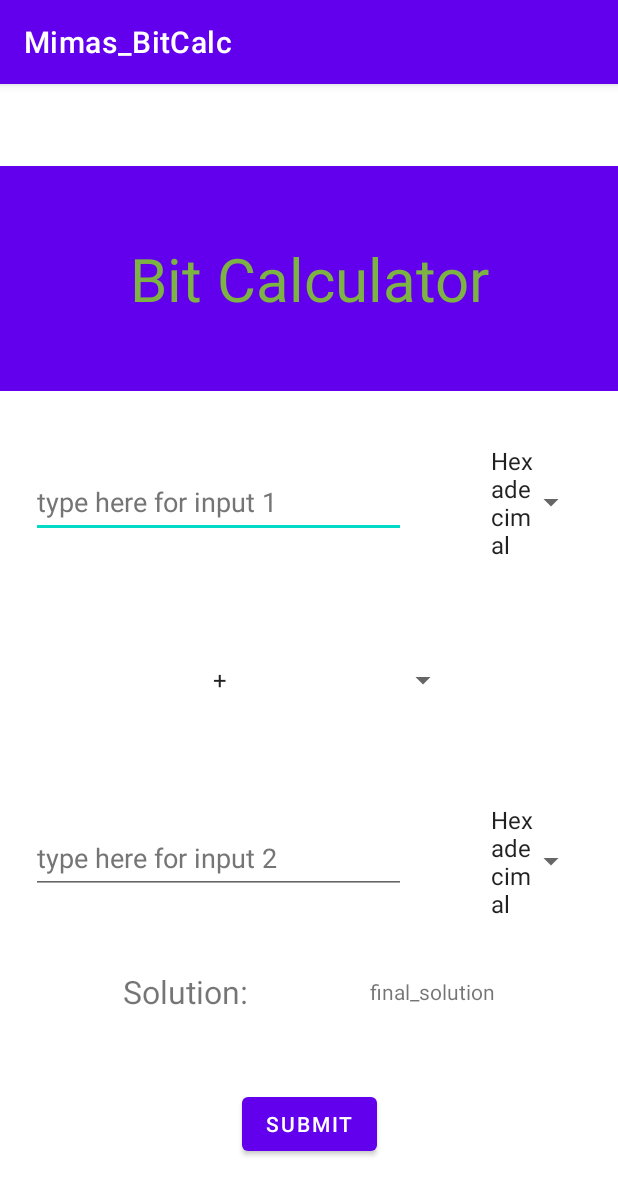
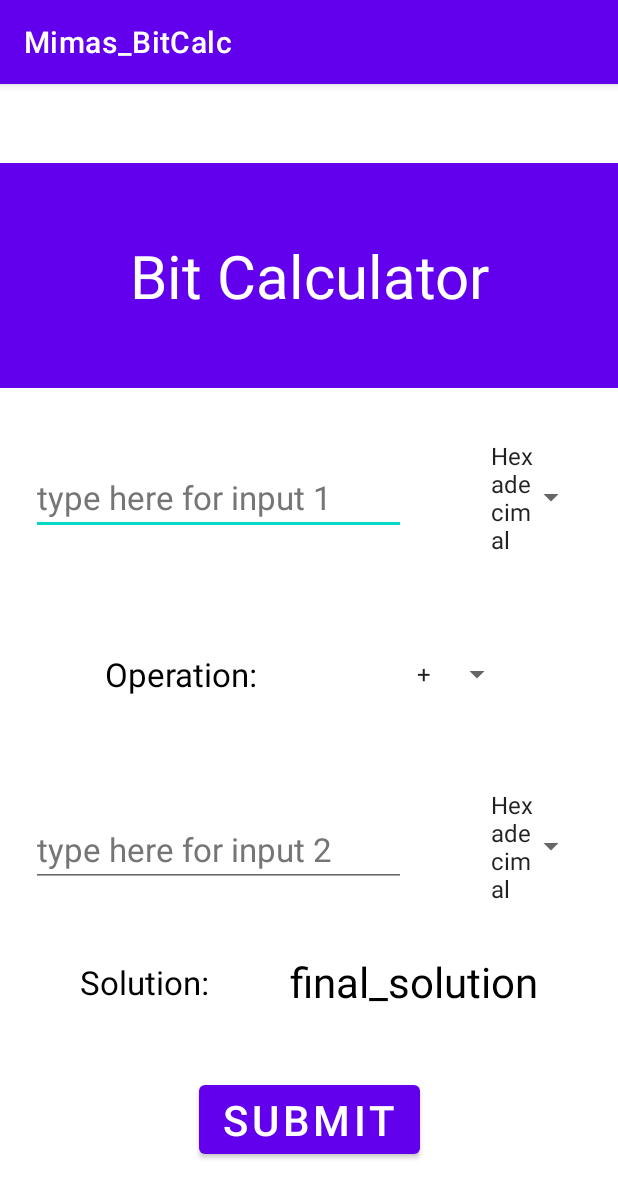
Before and after one commit to JacobGalvez/Mimas-BitCalculator, an Android app: the CalculatorActivity screen opened directly, with no data from a screen before it, on a phone screen of 412 x 824 dp. Shown: the top 1198 px of the screen. Run offline under Robolectric (Android 15) with nearby library versions, the phone set to English and light mode, and no system bars.

Commit message:
BIT-35 Calculator Update

```diff
--- a/app/src/main/res/layout/activity_calculator.xml
+++ b/app/src/main/res/layout/activity_calculator.xml
@@ -15,7 +15,7 @@
         android:background="@color/purple_500"
         android:gravity="center"
         android:text="Bit Calculator"
-        android:textColor="#7CB342"
+        android:textColor="@color/white"
         android:textSize="40sp"
         app:layout_constraintBottom_toTopOf="@+id/editText1_cal"
         app:layout_constraintEnd_toEndOf="parent"
@@ -31,7 +31,9 @@
         android:hint="type here for input 1"
         android:inputType="text"
         android:minHeight="48dp"
+        android:textColor="@color/black"
         android:textColorHint="#757575"
+        android:textSize="22sp"
         app:layout_constraintBottom_toTopOf="@+id/spinner_operation"
         app:layout_constraintEnd_toStartOf="@+id/spinner2_cal"
         app:layout_constraintHorizontal_bias="0.5"
@@ -40,14 +42,15 @@
 
     <Spinner
         android:id="@+id/spinner_operation"
-        android:layout_width="200dp"
+        android:layout_width="100dp"
         android:layout_height="wrap_content"
         android:contentDescription="@string/spinner_no_text"
         android:minHeight="48dp"
         android:padding="20dp"
         app:layout_constraintBottom_toTopOf="@+id/editText2_cal"
         app:layout_constraintEnd_toEndOf="parent"
-        app:layout_constraintStart_toStartOf="parent"
+        app:layout_constraintHorizontal_bias="0.5"
+        app:layout_constraintStart_toEndOf="@+id/textView3"
         app:layout_constraintTop_toBottomOf="@+id/editText1_cal"
         tools:ignore="DuplicateSpeakableTextCheck" />
 
@@ -56,7 +59,8 @@
         android:layout_width="wrap_content"
         android:layout_height="wrap_content"
         android:text="Solution:"
-        android:textSize="21sp"
+        android:textColor="@color/black"
+        android:textSize="22sp"
         app:layout_constraintBottom_toTopOf="@+id/button"
         app:layout_constraintEnd_toStartOf="@+id/solution"
         app:layout_constraintHorizontal_bias="0.5"
@@ -85,7 +89,9 @@
         android:hint="type here for input 2"
         android:inputType="text"
         android:minHeight="48dp"
+        android:textColor="@color/black"
         android:textColorHint="#757575"
+        android:textSize="22sp"
         app:layout_constraintBottom_toTopOf="@+id/Answer_spot"
         app:layout_constraintEnd_toStartOf="@+id/spinner1_cal"
         app:layout_constraintHorizontal_bias="0.5"
@@ -97,6 +103,8 @@
         android:layout_width="wrap_content"
         android:layout_height="wrap_content"
         android:text="..........."
+        android:textColor="@color/black"
+        android:textSize="28sp"
         app:layout_constraintBottom_toTopOf="@+id/button"
         app:layout_constraintEnd_toEndOf="parent"
         app:layout_constraintHorizontal_bias="0.5"
@@ -123,9 +131,24 @@
         android:layout_height="wrap_content"
         android:onClick="submit"
         android:text="Submit"
+        android:textColor="@color/white"
+        android:textSize="28sp"
         app:layout_constraintBottom_toBottomOf="parent"
         app:layout_constraintEnd_toEndOf="parent"
         app:layout_constraintStart_toStartOf="parent"
         app:layout_constraintTop_toBottomOf="@+id/Answer_spot" />
 
+    <TextView
+        android:id="@+id/textView3"
+        android:layout_width="wrap_content"
+        android:layout_height="wrap_content"
+        android:text="Operation:"
+        android:textColor="@color/black"
+        android:textSize="22sp"
+        app:layout_constraintBottom_toTopOf="@+id/editText2_cal"
+        app:layout_constraintEnd_toStartOf="@+id/spinner_operation"
+        app:layout_constraintHorizontal_bias="0.5"
+        app:layout_constraintStart_toStartOf="parent"
+        app:layout_constraintTop_toBottomOf="@+id/editText1_cal" />
+
 </androidx.constraintlayout.widget.ConstraintLayout>
```
Also changed, not shown: app/src/main/java/com/example/mimas_bitcalc/ConverterActivity.kt (+14 -15 lines).
